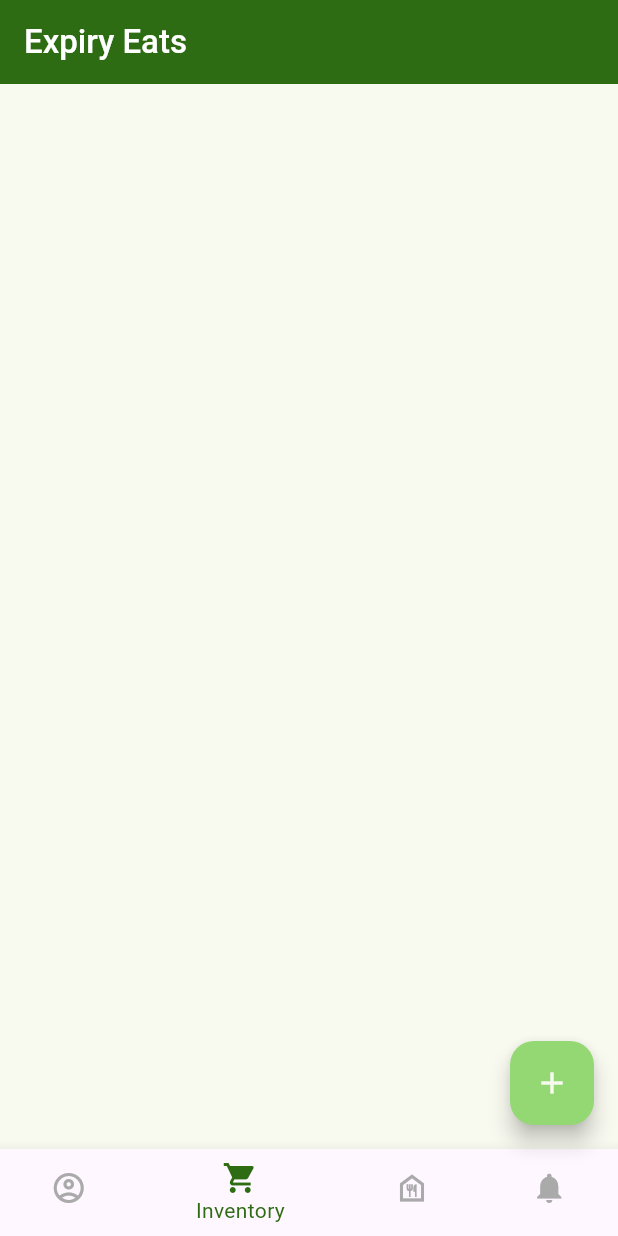
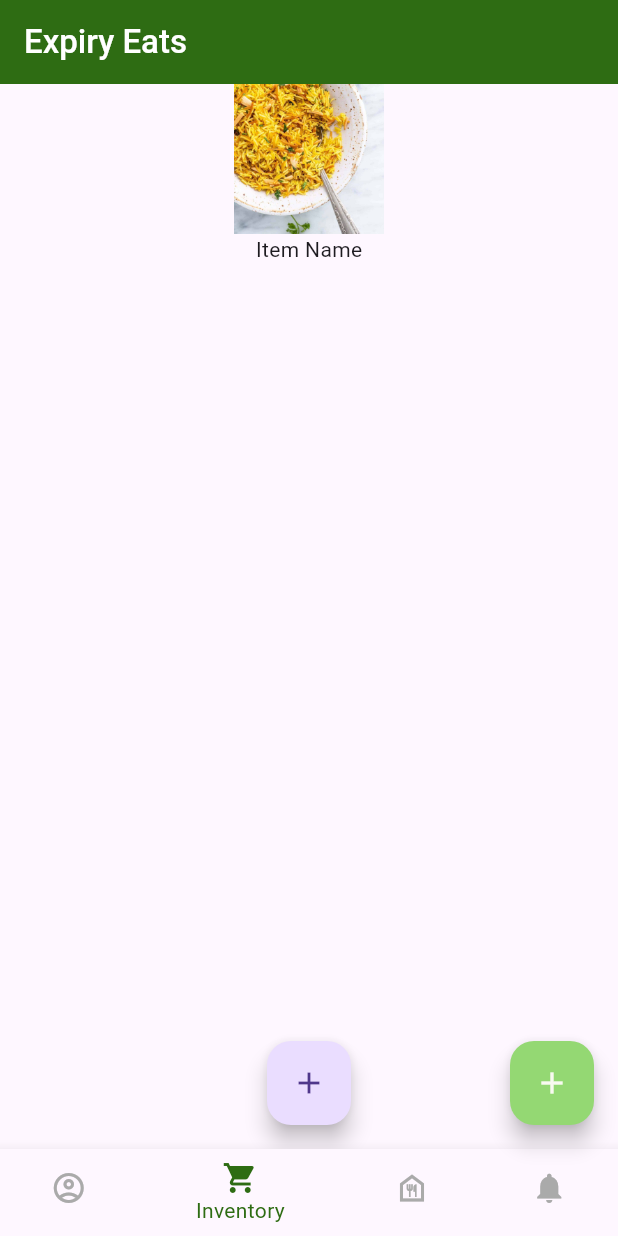
Before and after one commit to ExpiryEats/ExpiryEats, a Flutter app: the screen it shows after launch, item 2 of the bottom bar chosen, after a tap on the "add" icon, on a phone screen of 412 x 824 dp. Run offline on Flutter 3.47's test engine with Material 3 defaults, Android fonts, the light colour scheme and no system bars.

Commit message:
Added inventory Screen & Inventory box

```diff
--- a/lib/screens/home_screen.dart
+++ b/lib/screens/home_screen.dart
@@ -1,6 +1,8 @@
 import 'package:flutter/material.dart';
 import 'package:expiry_eats/colors.dart';
 import 'package:expiry_eats/widgets/app_bar.dart';
+import 'package:expiry_eats/screens/inventory_screen.dart';
+
 
 // Change Made
 
@@ -17,9 +19,10 @@ class HomeScreenState extends State<HomeScreen> {
   final PageController _pageController = PageController(initialPage: 0);
 
   final List<Widget> _pages = [
-    // const BpmScreen(),
-    // const HarmonyScreen(),
-    // const TunerScreen(),
+    const Center(child: Text('Home Screen will be added here')), // Placeholder widget
+    const InventoryScreen(),
+    const SizedBox(), // Placeholder for RecipesScreen
+    const SizedBox(), // Placeholder for NotificationsScreen
   ];
 
   final List<BottomNavigationBarItem> _bottomNavigationBarItems = const [
--- /dev/null
+++ b/lib/screens/inventory_screen.dart
@@ -0,0 +1,45 @@
+import 'package:expiry_eats/widgets/Inventory_box.dart';
+import 'package:flutter/material.dart';
+
+
+
+class InventoryScreen extends StatefulWidget {
+  const InventoryScreen({super.key});
+
+  @override
+InventoryScreenState createState() => InventoryScreenState();
+}
+
+
+
+class InventoryScreenState extends State<InventoryScreen> {
+
+  List<InventoryBox> _boxes = [];
+
+
+
+
+  Widget build(BuildContext context) {
+    return Scaffold(
+      body: ListView.builder(
+        itemCount: _boxes.length,
+        itemBuilder: (context, index) {
+          return _boxes[index];
+        },
+      ),
+      floatingActionButtonLocation: FloatingActionButtonLocation.centerFloat,
+      floatingActionButton: FloatingActionButton(
+        onPressed: () {
+          setState(() {
+            // Use your logic to get an imageAssetPath and itemName for the new InventoryBox
+            final newImagePath = 'lib/assets/testing_image.jpg';
+            final newItemName = 'Item Name';
+
+            _boxes.add(InventoryBox(imageAssetPath: newImagePath, itemName: newItemName));
+          });
+        },
+        child: const Icon(Icons.add),
+      ),
+    );
+  }
+}
--- /dev/null
+++ b/lib/widgets/inventory_box.dart
@@ -0,0 +1,24 @@
+
+import 'package:flutter/material.dart';
+
+class InventoryBox extends StatelessWidget {
+  final String imageAssetPath;
+  final String itemName;
+
+  const InventoryBox({super.key, required this.imageAssetPath, required this.itemName});
+
+  @override
+  Widget build(BuildContext context) {
+    return Column(
+      mainAxisSize: MainAxisSize.min,
+      children: [
+        Image.asset(
+          imageAssetPath,
+          height: 100,
+          width: 200,
+        ),
+        Text(itemName),
+      ],
+    );
+  }
+}
--- a/pubspec.yaml
+++ b/pubspec.yaml
@@ -58,9 +58,8 @@ flutter:
   uses-material-design: true
 
   # To add assets to your application, add an assets section, like this:
-  # assets:
-  #   - images/a_dot_burr.jpeg
-  #   - images/a_dot_ham.jpeg
+  assets:
+    - lib/assets/testing_image.jpg
 
   # An image asset can refer to one or more resolution-specific "variants", see
   # https://flutter.dev/to/resolution-aware-images
```
Also changed, not shown: flutter_01.png (added), flutter_02.png (added), lib/assets/testing_image.jpg (added).
